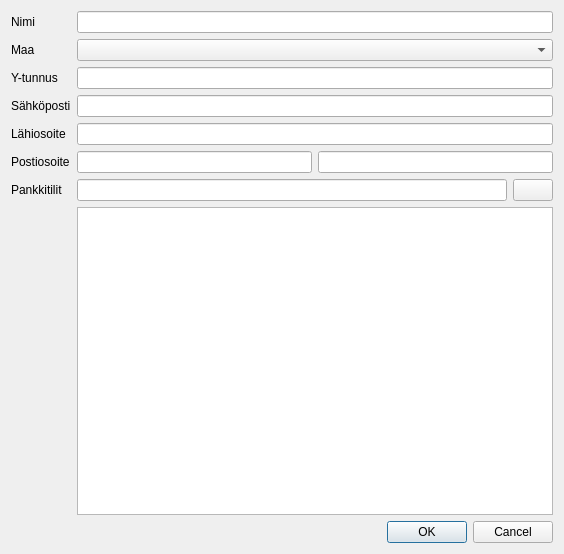
Before: the Qt Designer form kitupiikki/rekisteri/toimittajadlg.ui in artoh/kitupiikki, drawn with Qt 5.
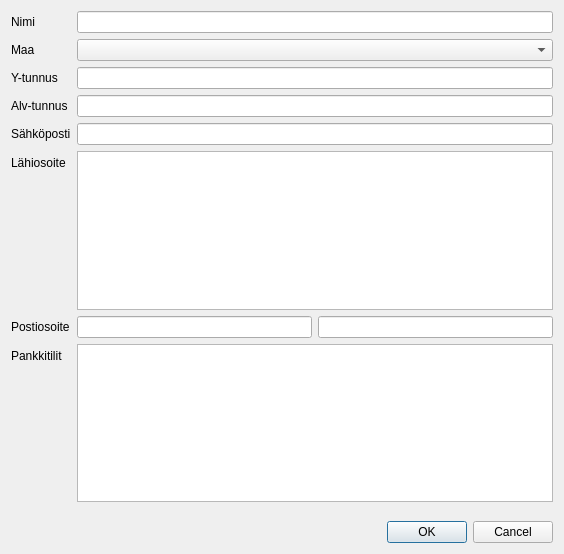
After: the same form once the commit is applied. Icons and pictures are not drawn.

The edit to the form file:
```diff
--- a/kitupiikki/rekisteri/toimittajadlg.ui
+++ b/kitupiikki/rekisteri/toimittajadlg.ui
@@ -54,12 +54,9 @@
     <widget class="QLineEdit" name="lineEdit_2"/>
    </item>
    <item row="3" column="0">
-    <widget class="QLabel" name="label_4">
+    <widget class="QLabel" name="alvlabel">
      <property name="text">
-      <string>Sähköposti</string>
-     </property>
-     <property name="buddy">
-      <cstring>lineEdit_3</cstring>
+      <string>Alv-tunnus</string>
      </property>
     </widget>
    </item>
@@ -67,9 +64,9 @@
     <widget class="QLineEdit" name="lineEdit_3"/>
    </item>
    <item row="4" column="0">
-    <widget class="QLabel" name="label_5">
+    <widget class="QLabel" name="label_4">
      <property name="text">
-      <string>Lähiosoite</string>
+      <string>Sähköposti</string>
      </property>
      <property name="buddy">
       <cstring>lineEdit_4</cstring>
@@ -80,6 +77,20 @@
     <widget class="QLineEdit" name="lineEdit_4"/>
    </item>
    <item row="5" column="0">
+    <widget class="QLabel" name="label_5">
+     <property name="text">
+      <string>Lähiosoite</string>
+     </property>
+    </widget>
+   </item>
+   <item row="5" column="1">
+    <widget class="QPlainTextEdit" name="osoiteEdit">
+     <property name="tabChangesFocus">
+      <bool>true</bool>
+     </property>
+    </widget>
+   </item>
+   <item row="6" column="0">
     <widget class="QLabel" name="label_6">
      <property name="text">
       <string>Postiosoite</string>
@@ -89,7 +100,7 @@
      </property>
     </widget>
    </item>
-   <item row="5" column="1">
+   <item row="6" column="1">
     <layout class="QHBoxLayout" name="horizontalLayout">
      <item>
       <widget class="QLineEdit" name="lineEdit_5"/>
@@ -99,7 +110,7 @@
      </item>
     </layout>
    </item>
-   <item row="6" column="0">
+   <item row="7" column="0">
     <widget class="QLabel" name="label_7">
      <property name="text">
       <string>Pankkitilit</string>
@@ -109,28 +120,20 @@
      </property>
     </widget>
    </item>
-   <item row="6" column="1">
-    <layout class="QHBoxLayout" name="horizontalLayout_2">
-     <item>
-      <widget class="QLineEdit" name="lineEdit_7"/>
-     </item>
-     <item>
-      <widget class="QPushButton" name="pushButton">
-       <property name="text">
-        <string/>
-       </property>
-       <property name="icon">
-        <iconset resource="../pic/pic.qrc">
-         <normaloff>:/pic/lisaa.png</normaloff>:/pic/lisaa.png</iconset>
-       </property>
-      </widget>
-     </item>
-    </layout>
-   </item>
-   <item row="7" column="1">
-    <widget class="QListView" name="listView"/>
-   </item>
    <item row="8" column="1">
+    <spacer name="verticalSpacer">
+     <property name="orientation">
+      <enum>Qt::Vertical</enum>
+     </property>
+     <property name="sizeHint" stdset="0">
+      <size>
+       <width>20</width>
+       <height>40</height>
+      </size>
+     </property>
+    </spacer>
+   </item>
+   <item row="9" column="1">
     <widget class="QDialogButtonBox" name="buttonBox">
      <property name="orientation">
       <enum>Qt::Horizontal</enum>
@@ -140,6 +143,16 @@
      </property>
     </widget>
    </item>
+   <item row="7" column="1">
+    <widget class="QListWidget" name="tilitLista">
+     <property name="editTriggers">
+      <set>QAbstractItemView::AllEditTriggers</set>
+     </property>
+     <property name="alternatingRowColors">
+      <bool>true</bool>
+     </property>
+    </widget>
+   </item>
   </layout>
  </widget>
  <resources>
```
Left out of the diff: 33 changed lines with no effect on the pictures.
